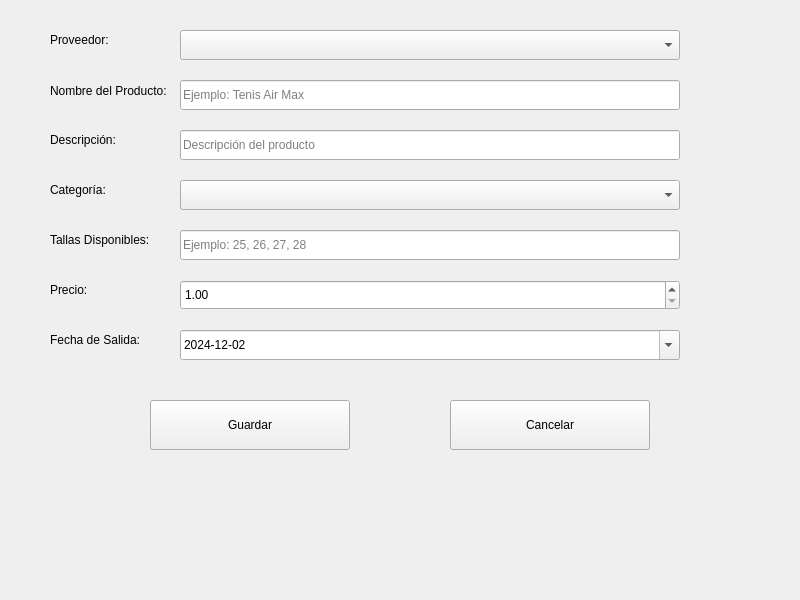
First picture: the form in proveedores/agregar_Producto.ui, repository Frakinatra/topicos-desarollo, before the edit.
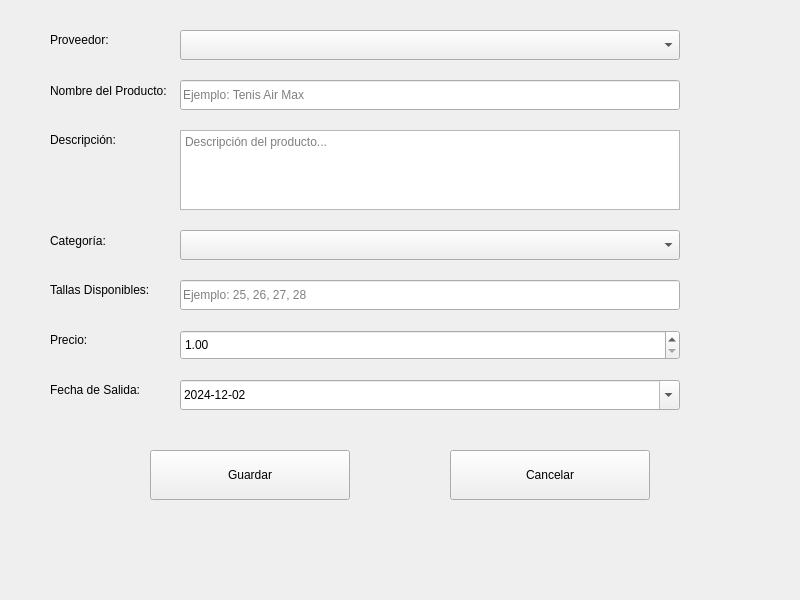
Second picture: the form after the edit.

```diff
--- a/proveedores/agregar_Producto.ui
+++ b/proveedores/agregar_Producto.ui
@@ -52,17 +52,17 @@
     <string>Descripción:</string>
    </property>
   </widget>
-  <widget class="QLineEdit" name="lineEditDescripcionProducto">
+  <widget class="QTextEdit" name="textEditDescripcion">
    <property name="geometry">
     <rect>
      <x>180</x>
      <y>130</y>
      <width>500</width>
-     <height>30</height>
+     <height>80</height>
     </rect>
    </property>
    <property name="placeholderText">
-    <string>Descripción del producto</string>
+    <string>Descripción del producto...</string>
    </property>
   </widget>
   <widget class="QLabel" name="labelProveedor">
@@ -95,9 +95,9 @@
    <property name="geometry">
     <rect>
      <x>50</x>
-     <y>180</y>
+     <y>230</y>
      <width>121</width>
-     <height>20</height>
+     <height>21</height>
     </rect>
    </property>
    <property name="text">
@@ -108,7 +108,7 @@
    <property name="geometry">
     <rect>
      <x>180</x>
-     <y>180</y>
+     <y>230</y>
      <width>500</width>
      <height>30</height>
     </rect>
@@ -121,7 +121,7 @@
    <property name="geometry">
     <rect>
      <x>50</x>
-     <y>230</y>
+     <y>280</y>
      <width>121</width>
      <height>20</height>
     </rect>
@@ -134,7 +134,7 @@
    <property name="geometry">
     <rect>
      <x>180</x>
-     <y>230</y>
+     <y>280</y>
      <width>500</width>
      <height>30</height>
     </rect>
@@ -147,7 +147,7 @@
    <property name="geometry">
     <rect>
      <x>50</x>
-     <y>280</y>
+     <y>330</y>
      <width>121</width>
      <height>20</height>
     </rect>
@@ -160,7 +160,7 @@
    <property name="geometry">
     <rect>
      <x>180</x>
-     <y>280</y>
+     <y>330</y>
      <width>500</width>
      <height>30</height>
     </rect>
@@ -182,7 +182,7 @@
    <property name="geometry">
     <rect>
      <x>50</x>
-     <y>330</y>
+     <y>380</y>
      <width>121</width>
      <height>20</height>
     </rect>
@@ -195,14 +195,14 @@
    <property name="geometry">
     <rect>
      <x>180</x>
-     <y>330</y>
+     <y>380</y>
      <width>500</width>
      <height>30</height>
     </rect>
    </property>
    <property name="dateTime">
     <datetime>
-     <hour>6</hour>
+     <hour>0</hour>
      <minute>0</minute>
      <second>0</second>
      <year>2024</year>
@@ -212,7 +212,7 @@
    </property>
    <property name="minimumDateTime">
     <datetime>
-     <hour>6</hour>
+     <hour>0</hour>
      <minute>0</minute>
      <second>0</second>
      <year>2024</year>
@@ -231,7 +231,7 @@
    <property name="geometry">
     <rect>
      <x>150</x>
-     <y>400</y>
+     <y>450</y>
      <width>200</width>
      <height>50</height>
     </rect>
@@ -244,7 +244,7 @@
    <property name="geometry">
     <rect>
      <x>450</x>
-     <y>400</y>
+     <y>450</y>
      <width>200</width>
      <height>50</height>
     </rect>
```
